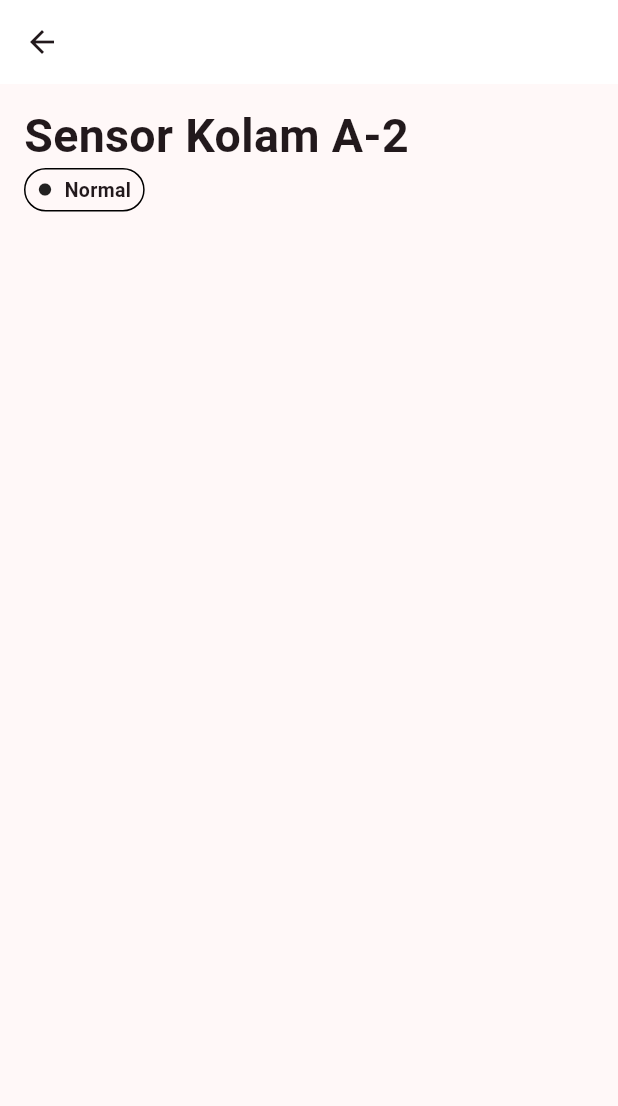
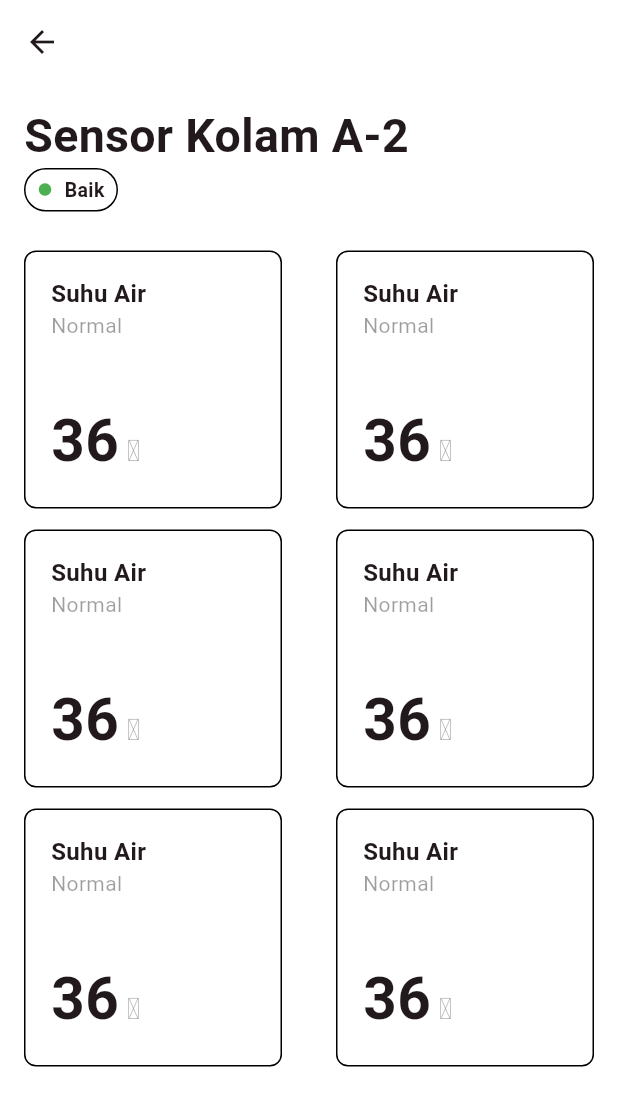
Before and after one commit to haikallf/smart_water_meter, a Flutter app: the SensorDetailPage screen opened directly, on a phone screen of 412 x 824 dp. Shown: the top 1106 px of the screen. Run offline on Flutter 3.47's test engine with Material 2 defaults, Android fonts, the phone set to English and light mode, and no system bars.

Commit message:
sensor parameter card

```diff
--- /dev/null
+++ b/lib/components/sensor_parameter_card.dart
@@ -0,0 +1,56 @@
+import 'package:flutter/material.dart';
+
+class SensorParameterCard extends StatefulWidget {
+  const SensorParameterCard({super.key});
+
+  @override
+  State<SensorParameterCard> createState() => _SensorParameterCardState();
+}
+
+class _SensorParameterCardState extends State<SensorParameterCard> {
+  @override
+  Widget build(BuildContext context) {
+    return Container(
+      height: 172,
+      width: 172,
+      padding: EdgeInsets.symmetric(vertical: 16, horizontal: 17),
+      decoration: BoxDecoration(
+          borderRadius: BorderRadius.circular(8),
+          border: Border.all(color: Colors.black)),
+      child: Column(
+          mainAxisAlignment: MainAxisAlignment.spaceBetween,
+          crossAxisAlignment: CrossAxisAlignment.start,
+          children: [
+            Column(
+              crossAxisAlignment: CrossAxisAlignment.start,
+              children: [
+                Text(
+                  "Suhu Air",
+                  style: TextStyle(fontSize: 16, fontWeight: FontWeight.w700),
+                ),
+                Text(
+                  "Normal",
+                  style: TextStyle(color: Colors.black38),
+                )
+              ],
+            ),
+            RichText(
+                text: TextSpan(
+                    text: "",
+                    style: DefaultTextStyle.of(context).style,
+                    children: [
+                  TextSpan(
+                      text: "36",
+                      style:
+                          TextStyle(fontSize: 39, fontWeight: FontWeight.w700)),
+                  TextSpan(
+                      text: " ℃",
+                      style: TextStyle(
+                          fontSize: 20,
+                          fontWeight: FontWeight.w700,
+                          color: Colors.black38))
+                ])),
+          ]),
+    );
+  }
+}
--- a/lib/main.dart
+++ b/lib/main.dart
@@ -43,7 +43,7 @@
             color: Colors.white,
             //other options
           )),
-      home: SensorDetailPage(),
+      home: HomePage(),
     );
   }
 }
--- a/lib/pages/sensor_detail_page.dart
+++ b/lib/pages/sensor_detail_page.dart
@@ -1,4 +1,5 @@
 import 'package:flutter/material.dart';
+import 'package:smart_water_meter/components/sensor_parameter_card.dart';
 
 class SensorDetailPage extends StatefulWidget {
   const SensorDetailPage({super.key});
@@ -12,12 +13,14 @@ class _SensorDetailPageState extends State<SensorDetailPage> {
   Widget build(BuildContext context) {
     return Scaffold(
       appBar: AppBar(actions: []),
+      backgroundColor: Colors.white,
       body: SafeArea(
           child: Padding(
         padding: EdgeInsets.symmetric(horizontal: 16),
         child: Column(
           crossAxisAlignment: CrossAxisAlignment.start,
           children: [
+            // MARK: Sensor Detail Heading
             Padding(
                 padding: EdgeInsets.symmetric(vertical: 12),
                 child: Column(
@@ -28,6 +31,8 @@ class _SensorDetailPageState extends State<SensorDetailPage> {
                         style: TextStyle(
                             fontSize: 31, fontWeight: FontWeight.w700),
                       ),
+
+                      // MARK: Sensor Quality Tag
                       Container(
                         padding:
                             EdgeInsets.symmetric(vertical: 4, horizontal: 8),
@@ -40,19 +45,53 @@ class _SensorDetailPageState extends State<SensorDetailPage> {
                             Icon(
                               Icons.circle,
                               size: 10,
+                              color: Colors.green,
                             ),
                             SizedBox(
                               width: 8,
                             ),
                             Text(
-                              "Normal",
+                              "Baik",
                               style: TextStyle(
                                   fontSize: 13, fontWeight: FontWeight.w700),
                             )
                           ],
                         ),
                       )
-                    ]))
+                    ])),
+            Padding(
+              padding: EdgeInsets.symmetric(vertical: 14),
+              child: Row(
+                  mainAxisAlignment: MainAxisAlignment.spaceBetween,
+                  children: [
+                    Column(
+                      children: [
+                        SensorParameterCard(),
+                        SizedBox(
+                          height: 14,
+                        ),
+                        SensorParameterCard(),
+                        SizedBox(
+                          height: 14,
+                        ),
+                        SensorParameterCard(),
+                      ],
+                    ),
+                    Column(
+                      children: [
+                        SensorParameterCard(),
+                        SizedBox(
+                          height: 14,
+                        ),
+                        SensorParameterCard(),
+                        SizedBox(
+                          height: 14,
+                        ),
+                        SensorParameterCard(),
+                      ],
+                    )
+                  ]),
+            )
           ],
         ),
       )),
```
